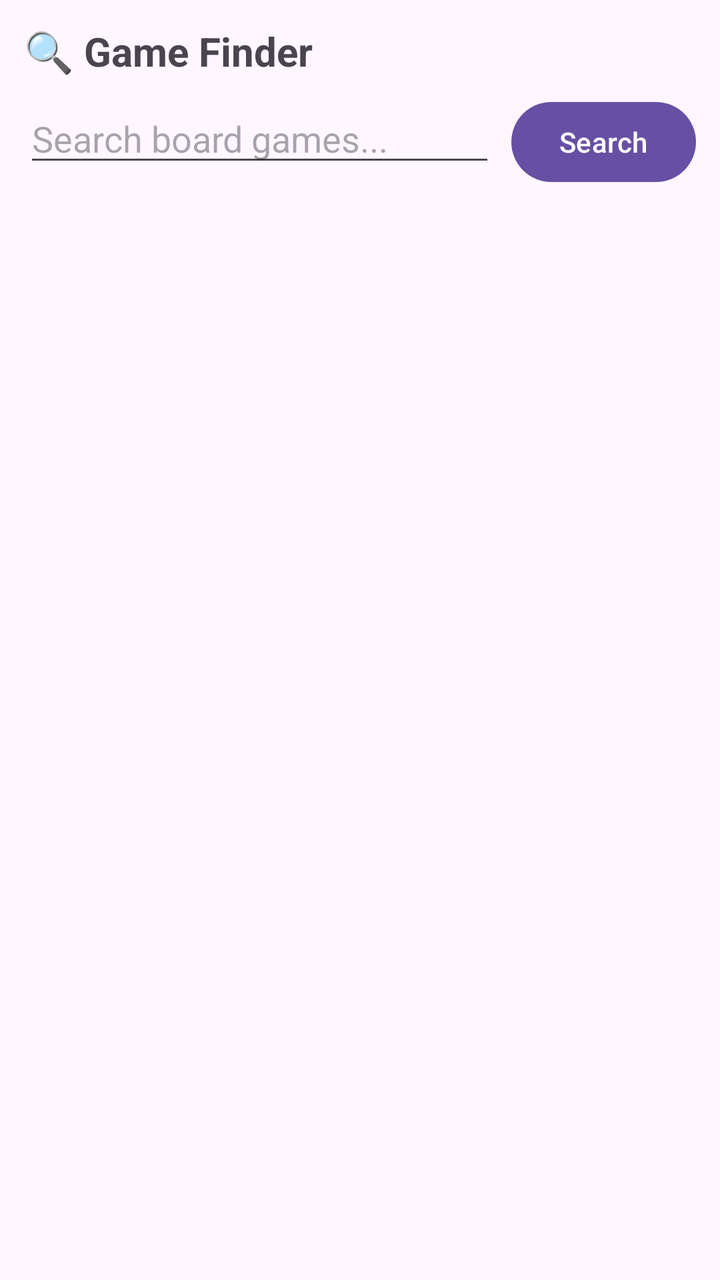
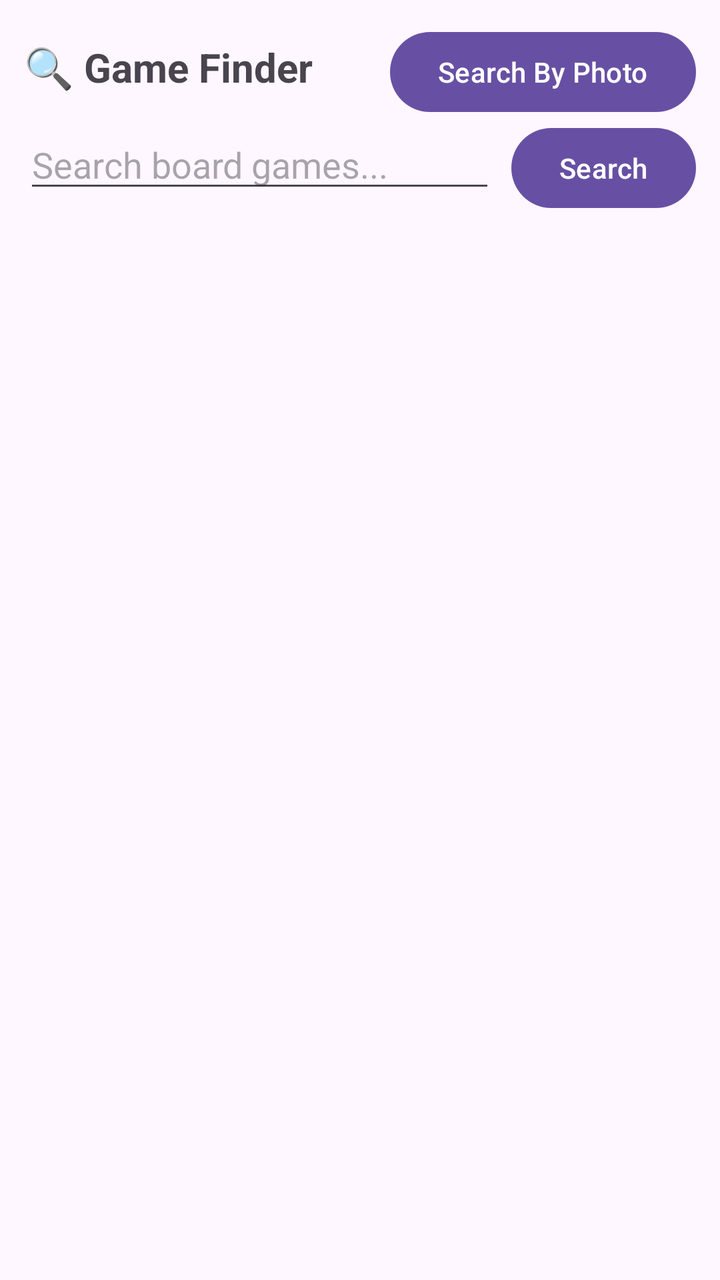

Two renders of the same Android screen: before a commit and after it. Below are the layout's source before the change and the commit's diff.
<!-- AndroidManifest.xml: application theme Theme.CS388mobileapplicationpart2 -->
<!-- res/layout/fragment_game_finder.xml -->
<?xml version="1.0" encoding="utf-8"?>
<LinearLayout xmlns:android="http://schemas.android.com/apk/res/android"
    android:layout_width="match_parent"
    android:layout_height="match_parent"
    android:orientation="vertical"
    android:padding="12dp">

    <TextView
        android:layout_width="match_parent"
        android:layout_height="wrap_content"
        android:text="🔍 Game Finder"
        android:textSize="20sp"
        android:textStyle="bold"
        android:paddingBottom="8dp" />

    <LinearLayout
        android:layout_width="match_parent"
        android:layout_height="wrap_content"
        android:orientation="horizontal">

        <EditText
            android:id="@+id/etSearch"
            android:layout_width="0dp"
            android:layout_height="wrap_content"
            android:layout_weight="1"
            android:hint="Search board games..."
            android:imeOptions="actionSearch"
            android:inputType="text"
            android:singleLine="true" />

        <Button
            android:id="@+id/btnSearch"
            android:layout_width="wrap_content"
            android:layout_height="wrap_content"
            android:text="Search"
            android:layout_marginStart="8dp" />

    </LinearLayout>

    <ProgressBar
        android:id="@+id/progressBar"
        android:layout_width="wrap_content"
        android:layout_height="wrap_content"
        android:layout_gravity="center"
        android:visibility="gone" />

    <androidx.recyclerview.widget.RecyclerView
        android:id="@+id/recyclerGames"
        android:layout_width="match_parent"
        android:layout_height="match_parent"
        android:layout_marginTop="8dp" />

</LinearLayout>
<!-- resources referenced by this layout -->
<resources>
  <style name="Theme.CS388mobileapplicationpart2" parent="Base.Theme.CS388mobileapplicationpart2" />
  <style name="Base.Theme.CS388mobileapplicationpart2" parent="Theme.Material3.DayNight.NoActionBar">
          
          
      </style>
</resources>

<!-- the commit's change to res/layout/fragment_game_finder.xml (unified diff, before → after) -->
@@ -4,14 +4,23 @@
     android:layout_height="match_parent"
     android:orientation="vertical"
     android:padding="12dp">
-
-    <TextView
+    <LinearLayout
         android:layout_width="match_parent"
-        android:layout_height="wrap_content"
-        android:text="🔍 Game Finder"
-        android:textSize="20sp"
-        android:textStyle="bold"
-        android:paddingBottom="8dp" />
+        android:layout_height="wrap_content">
+        <TextView
+            android:layout_width="0dp"
+            android:layout_weight="1"
+            android:layout_height="wrap_content"
+            android:text="🔍 Game Finder"
+            android:textSize="20sp"
+            android:textStyle="bold"
+            android:paddingBottom="8dp" />
+        <Button
+            android:id="@+id/btnPhotoSearch"
+            android:layout_width="wrap_content"
+            android:layout_height="wrap_content"
+            android:text="Search By Photo" />
+    </LinearLayout>
 
     <LinearLayout
         android:layout_width="match_parent"
